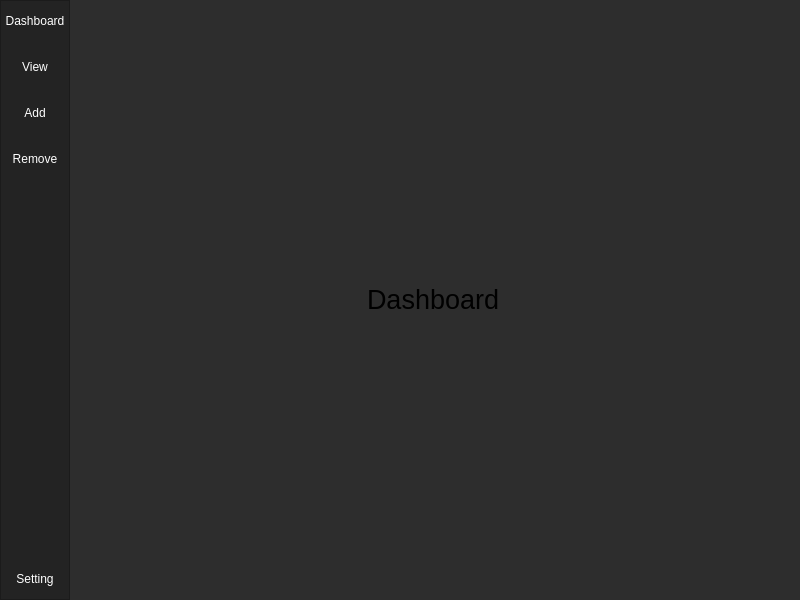
Before: the Qt Designer form main.ui in mishrilal/CAIO, drawn with Qt 5.
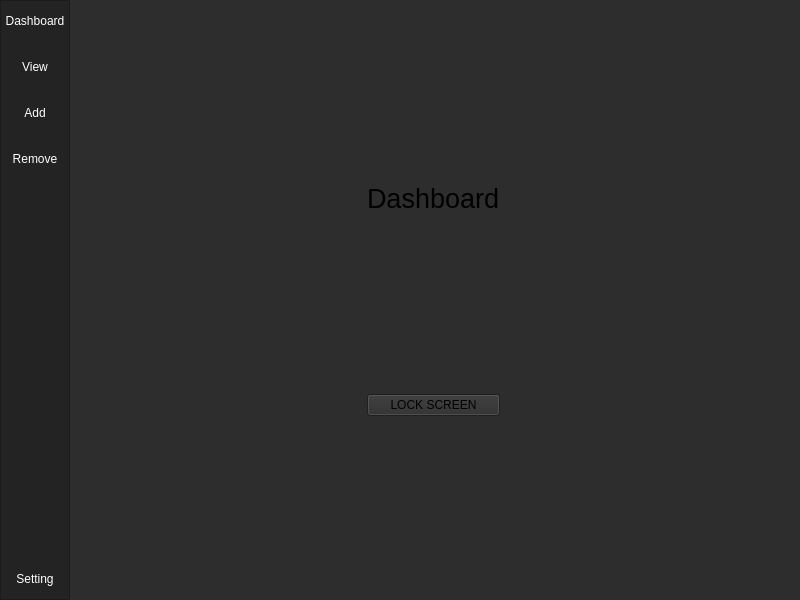
After: the same form once the commit is applied.

Commit message: Lock Screen Basic UI

The edit to the form file:
```diff
--- a/main.ui
+++ b/main.ui
@@ -245,6 +245,13 @@
           </property>
          </widget>
         </item>
+        <item row="1" column="0">
+         <widget class="QPushButton" name="lockscreen_btn">
+          <property name="text">
+           <string>LOCK SCREEN</string>
+          </property>
+         </widget>
+        </item>
        </layout>
       </widget>
       <widget class="QWidget" name="view_page">
```
The commit also changes 1 other file.
